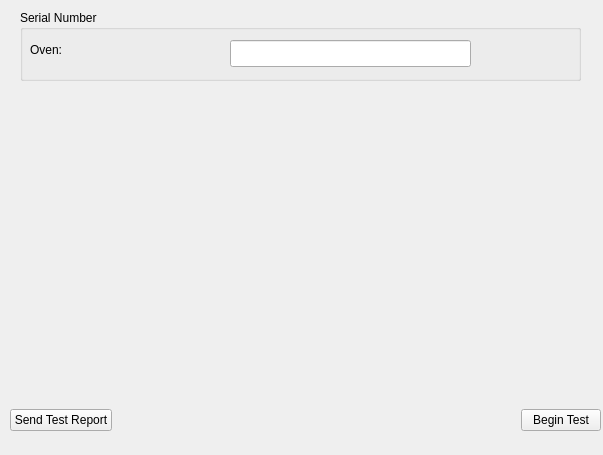
Before: the Qt Designer form ServiceSW/Master/Components/DiagnosticsManufacturing/Forms/OvenManufacturing.ui in Liyezhong/Master, drawn with Qt 5.
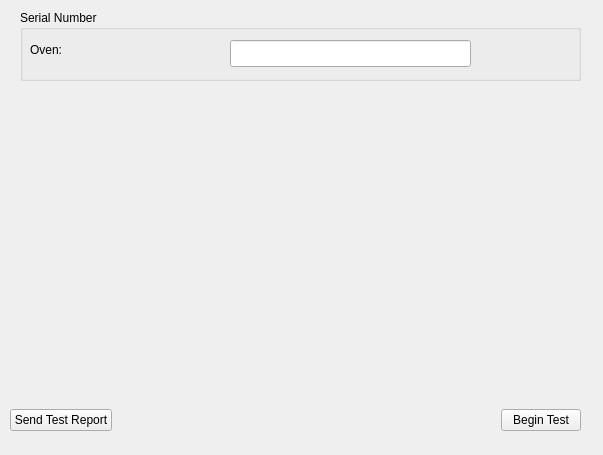
After: the same form once the commit is applied. Custom widgets are drawn as their Qt base class.

What changed in the file:
```diff
--- a/ServiceSW/Master/Components/DiagnosticsManufacturing/Forms/OvenManufacturing.ui
+++ b/ServiceSW/Master/Components/DiagnosticsManufacturing/Forms/OvenManufacturing.ui
@@ -76,7 +76,7 @@
     <rect>
      <x>10</x>
      <y>400</y>
-     <width>591</width>
+     <width>571</width>
      <height>41</height>
     </rect>
    </property>
```
